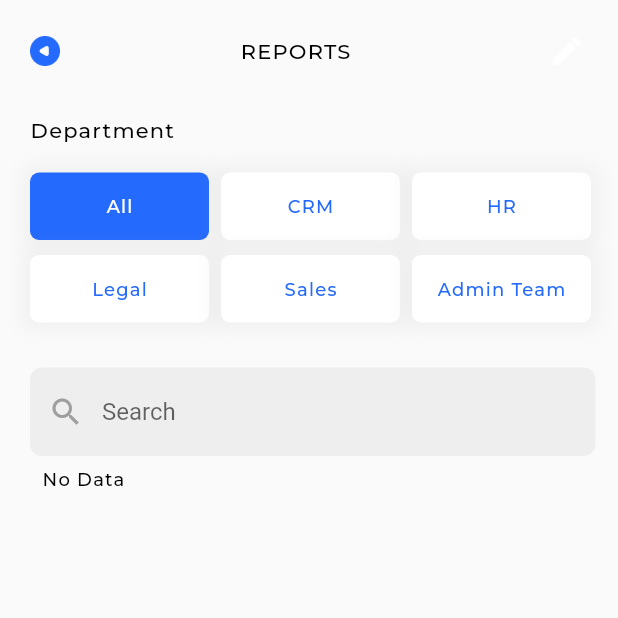
After one commit to swetanreddy/todo-app, a Flutter app: the Reports screen opened directly, on a phone screen of 412 x 824 dp, the top half of it. The commit adds this screen. Run offline on Flutter 3.47's test engine with Material 2 defaults, Android fonts, the phone set to English and light mode, and no system bars; our stand-ins replace cloud_firestore, file_picker, firebase_auth, firebase_core, firebase_messaging, flutter_datetime_picker and 6 more; accounts and stored records are empty.

Commit message:
reports page added

```diff
--- /dev/null
+++ b/lib/ui/reports.dart
@@ -0,0 +1,558 @@
+import 'package:cloud_firestore/cloud_firestore.dart';
+import 'package:flutter/material.dart';
+import 'package:todo/helpers/firebase_help.dart';
+import 'package:todo/helpers/theme.dart';
+
+class Reports extends StatefulWidget {
+  const Reports({Key? key}) : super(key: key);
+
+  @override
+  State<Reports> createState() => _ReportsState();
+}
+
+class _ReportsState extends State<Reports> {
+  String selected = 'All';
+  bool _isSelected = false;
+
+  var selectedUser = '';
+  String searchText = '';
+  TextEditingController _textEditingController = TextEditingController();
+  TextEditingController _searchController = TextEditingController();
+  @override
+  Widget build(BuildContext context) {
+    return Scaffold(
+      resizeToAvoidBottomInset: false,
+      body: SafeArea(
+        child: Padding(
+          padding: const EdgeInsets.only(top: 10, left: 20, right: 10),
+          child: Column(
+            crossAxisAlignment: CrossAxisAlignment.start,
+            children: [
+              Row(
+                mainAxisAlignment: MainAxisAlignment.spaceBetween,
+                children: [
+                  GestureDetector(
+                      child: Image(
+                        height: 20,
+                        width: 20,
+                        image: AssetImage(
+                          'assets/images/backarrow.png',
+                        ),
+                      ),
+                      onTap: () {
+                        // widget.setPageViewerFun();
+                        Navigator.of(context).pop();
+                      }),
+                  Text(
+                    'REPORTS',
+                    style: kHeadingFont.copyWith(color: black, fontSize: 14),
+                  ),
+                  IconButton(
+                    icon: const Icon(
+                      Icons.edit,
+                      color: Colors.white,
+                    ),
+                    onPressed: () {},
+                  ),
+                ],
+              ),
+              SizedBox(
+                height: 20,
+              ),
+              Text(
+                'Department',
+                style: kHeadingFont.copyWith(color: black, fontSize: 14),
+              ),
+              SizedBox(
+                height: 20,
+              ),
+              Row(
+                children: [
+                  Expanded(
+                      child: Padding(
+                    padding: const EdgeInsets.only(
+                      right: 8.0,
+                    ),
+                    child: GestureDetector(
+                      onTap: () {
+                        setState(() {
+                          selected = 'All';
+                        });
+                      },
+                      child: Container(
+                        height: 45,
+                        decoration: BoxDecoration(
+                            color: selected == 'All' ? primary : Colors.white,
+                            borderRadius: BorderRadius.all(Radius.circular(6)),
+                            boxShadow: [
+                              BoxShadow(
+                                color: Colors.grey.withOpacity(0.1),
+                                spreadRadius: 5,
+                                blurRadius: 10,
+                              )
+                            ]),
+                        child: Center(
+                            child: Text(
+                          'All',
+                          style: kHeadingFont.copyWith(
+                              color: selected == 'All' ? Colors.white : primary,
+                              fontWeight: FontWeight.w500),
+                        )),
+                      ),
+                    ),
+                  )),
+                  Expanded(
+                      child: Padding(
+                    padding: const EdgeInsets.only(
+                      right: 8.0,
+                    ),
+                    child: GestureDetector(
+                      onTap: () {
+                        setState(() {
+                          selected = 'CRM';
+                        });
+                      },
+                      child: Container(
+                        height: 45,
+                        decoration: BoxDecoration(
+                            color: selected == 'CRM' ? primary : Colors.white,
+                            borderRadius: BorderRadius.all(Radius.circular(6)),
+                            boxShadow: [
+                              BoxShadow(
+                                color: Colors.grey.withOpacity(0.1),
+                                spreadRadius: 5,
+                                blurRadius: 10,
+                              )
+                            ]),
+                        child: Center(
+                            child: Text(
+                          'CRM',
+                          style: kHeadingFont.copyWith(
+                              color: selected == 'CRM' ? Colors.white : primary,
+                              fontWeight: FontWeight.w500),
+                        )),
+                      ),
+                    ),
+                  )),
+                  Expanded(
+                      child: Padding(
+                    padding: const EdgeInsets.only(
+                      right: 8.0,
+                    ),
+                    child: GestureDetector(
+                      onTap: () {
+                        setState(() {
+                          selected = 'HR';
+                        });
+                      },
+                      child: Container(
+                        height: 45,
+                        decoration: BoxDecoration(
+                            color: selected == 'HR' ? primary : Colors.white,
+                            borderRadius: BorderRadius.all(Radius.circular(6)),
+                            boxShadow: [
+                              BoxShadow(
+                                color: Colors.grey.withOpacity(0.1),
+                                spreadRadius: 5,
+                                blurRadius: 10,
+                              )
+                            ]),
+                        child: Center(
+                            child: Text(
+                          'HR',
+                          style: kHeadingFont.copyWith(
+                              color: selected == 'HR' ? Colors.white : primary,
+                              fontWeight: FontWeight.w500),
+                        )),
+                      ),
+                    ),
+                  )),
+                ],
+              ),
+              SizedBox(
+                height: 10,
+              ),
+              Row(
+                children: [
+                  Expanded(
+                      child: Padding(
+                    padding: const EdgeInsets.only(
+                      right: 8.0,
+                    ),
+                    child: GestureDetector(
+                      onTap: () {
+                        setState(() {
+                          selected = 'Legal';
+                        });
+                      },
+                      child: Container(
+                        height: 45,
+                        decoration: BoxDecoration(
+                            color: selected == 'Legal' ? primary : Colors.white,
+                            borderRadius: BorderRadius.all(Radius.circular(6)),
+                            boxShadow: [
+                              BoxShadow(
+                                color: Colors.grey.withOpacity(0.1),
+                                spreadRadius: 5,
+                                blurRadius: 10,
+                              )
+                            ]),
+                        child: Center(
+                            child: Text(
+                          'Legal',
+                          style: kHeadingFont.copyWith(
+                              color:
+                                  selected == 'Legal' ? Colors.white : primary,
+                              fontWeight: FontWeight.w500),
+                        )),
+                      ),
+                    ),
+                  )),
+                  Expanded(
+                      child: Padding(
+                    padding: const EdgeInsets.only(
+                      right: 8.0,
+                    ),
+                    child: GestureDetector(
+                      onTap: () {
+                        setState(() {
+                          selected = 'Sales';
+                        });
+                      },
+                      child: Container(
+                        height: 45,
+                        decoration: BoxDecoration(
+                            color: selected == 'Sales' ? primary : Colors.white,
+                            borderRadius: BorderRadius.all(Radius.circular(6)),
+                            boxShadow: [
+                              BoxShadow(
+                                color: Colors.grey.withOpacity(0.1),
+                                spreadRadius: 5,
+                                blurRadius: 10,
+                              )
+                            ]),
+                        child: Center(
+                            child: Text(
+                          'Sales',
+                          style: kHeadingFont.copyWith(
+                              color:
+                                  selected == 'Sales' ? Colors.white : primary,
+                              fontWeight: FontWeight.w500),
+                        )),
+                      ),
+                    ),
+                  )),
+                  Expanded(
+                      child: Padding(
+                    padding: const EdgeInsets.only(
+                      right: 8.0,
+                    ),
+                    child: GestureDetector(
+                      onTap: () {
+                        setState(() {
+                          selected = 'AdminTeam';
+                        });
+                      },
+                      child: Container(
+                        height: 45,
+                        decoration: BoxDecoration(
+                            color: selected == 'AdminTeam'
+                                ? primary
+                                : Colors.white,
+                            borderRadius: BorderRadius.all(Radius.circular(6)),
+                            boxShadow: [
+                              BoxShadow(
+                                color: Colors.grey.withOpacity(0.1),
+                                spreadRadius: 5,
+                                blurRadius: 10,
+                              )
+                            ]),
+                        child: Center(
+                            child: Text(
+                          'Admin Team',
+                          style: kHeadingFont.copyWith(
+                              color: selected == 'AdminTeam'
+                                  ? Colors.white
+                                  : primary,
+                              fontWeight: FontWeight.w500),
+                        )),
+                      ),
+                    ),
+                  )),
+                ],
+              ),
+              SizedBox(
+                height: 30,
+              ),
+              Padding(
+                padding: const EdgeInsets.only(right: 5.0),
+                child: TextField(
+                  controller: _searchController,
+                  onChanged: (value) {
+                    setState(() {
+                      searchText = value;
+                    });
+                  },
+                  decoration: InputDecoration(
+                    prefixIcon: const Icon(
+                      Icons.search,
+                      color: Colors.grey,
+                    ),
+                    hintText: 'Search',
+                    fillColor: Colors.grey.shade200,
+                    filled: true,
+                    border: OutlineInputBorder(
+                      borderSide: BorderSide.none,
+                      borderRadius: BorderRadius.circular(8),
+                    ),
+                  ),
+                ),
+              ),
+
+              Expanded(
+                child: SingleChildScrollView(
+                  physics: ScrollPhysics(),
+                  child: StreamBuilder<QuerySnapshot>(
+                    stream:
+                        DbQuery.instanace.getEmployeesByDept('users', selected),
+                    builder: (context, snapshot) {
+                      if (snapshot.hasError) {
+                        return Text('Error ${snapshot.error}');
+                      }
+                      if (snapshot.hasData &&
+                          snapshot.connectionState == ConnectionState.active) {
+                        print(
+                            '==>what is length of  ${snapshot.data?.docs.length}');
+                        if (snapshot.data?.docs.length == 0) {
+                          return Padding(
+                            padding: const EdgeInsets.all(8.0),
+                            child: Column(
+                              crossAxisAlignment: CrossAxisAlignment.start,
+                              mainAxisAlignment: MainAxisAlignment.start,
+                              children: [
+                                Text(
+                                  'No Data',
+                                  style: kHeadingFont.copyWith(color: black),
+                                ),
+                              ],
+                            ),
+                          );
+                        }
+                        var sortedSnap = snapshot.data?.docs;
+                        if (searchText.length > 0) {
+                          sortedSnap = sortedSnap?.where((element) {
+                            return element
+                                .get('name')
+                                .toString()
+                                .toLowerCase()
+                                .contains(searchText.toLowerCase());
+                          }).toList();
+                        }
+
+                        // sortedSnap?.sort((a, b) =>
+                        //     int.parse(a['matchDetails']['date'])
+                        //         .compareTo(int.parse(b['matchDetails']['date'])));
+
+                        return Padding(
+                          padding: const EdgeInsets.only(bottom: 10.0, left: 2),
+                          child: Column(
+                            children: [
+                              //  add banner
+
+                              // _enabled ? dummyListViewCell() : Container(),
+
+                              // for (var contestTitle in [
+                              //   // "series",
+                              //   "matches"
+                              // ].toSet().toList())
+                              Padding(
+                                padding: const EdgeInsets.only(
+                                    bottom: 16.0, left: 8, right: 8),
+                                child: Column(
+                                  children: [
+                                    ListView.builder(
+                                      physics: NeverScrollableScrollPhysics(),
+                                      itemCount: sortedSnap?.length,
+                                      shrinkWrap: true,
+                                      scrollDirection: Axis.vertical,
+                                      itemBuilder:
+                                          (BuildContext context, int index) {
+                                        // DocumentSnapshot ds =
+                                        //     snapshot.data
+                                        //         .docs[index];
+                                        // _enabled = false;
+                                        var ds = sortedSnap![index];
+                                        // var type;
+                                        // try {
+                                        //   type = ds['type'] ?? 'matches';
+                                        // } catch (e) {
+                                        //   type = 'matches';
+                                        // }
+                                        var name = ds['name'] != null
+                                            ? ds['name']
+                                            : null;
+
+                                        var roles = ds
+                                                .data()
+                                                .toString()
+                                                .contains('roles')
+                                            ? ds['roles']
+                                            : ['no dept'];
+                                        return Padding(
+                                          padding: const EdgeInsets.only(
+                                              bottom: 0.0),
+                                          child: (GestureDetector(
+                                              onTap: () {
+                                                setState(() {
+                                                  selectedUser = ds['name'];
+                                                });
+                                                // widget.assignedToDetailsFun(ds);
+                                                // widget.setPageViewerFun();
+                                              },
+                                              // child: type ==
+                                              //         'series'
+                                              //     ? seriesCard(
+                                              //         ds)
+                                              //     : matchCard(
+                                              //         ds),
+
+                                              child: LabeledCheckbox(
+                                                label: '${name}',
+                                                roles: roles,
+                                                padding:
+                                                    const EdgeInsets.symmetric(
+                                                        horizontal: 0.0,
+                                                        vertical: 10),
+                                                value:
+                                                    selectedUser == ds['name'],
+                                                // onChanged: (bool newValue) {
+                                                //   setState(() {
+                                                //     _isSelected = newValue;
+                                                //   });
+                                                // },
+                                              )
+                                              // child: homeTeamCardW('started', false, false,  ds['matchDetails']['team_1_pic'],ds['matchDetails']['team_2_pic'], ds['matchDetails']['team-1'],ds['matchDetails']['team-2'],ds['matchDetails']['date'],ds['matchDetails']['dispTitle'] )
+                                              )),
+                                        );
+                                      },
+                                    ),
+                                  ],
+                                ),
+                              ),
+                            ],
+                          ),
+                        );
+                      }
+                      // return ShimmerWidgetMatch();
+                      return Text(
+                        'No Data',
+                        style: kHeadingFont.copyWith(color: black),
+                      );
+                    },
+                  ),
+                ),
+              )
+              // LabeledCheckbox(
+              //   label: 'David Smith',
+              //   padding: const EdgeInsets.symmetric(horizontal: 20.0,vertical: 0),
+              //   value: _isSelected,
+              //   onChanged: (bool newValue) {
+              //     setState(() {
+              //       _isSelected = newValue;
+              //     });
+              //   },
+              // ),
+              // LabeledCheckbox(
+              //   label: 'Sami Rafi',
+              //   padding: const EdgeInsets.symmetric(horizontal: 20.0,vertical: 10),
+              //   value: _isSelected,
+              //   onChanged: (bool newValue) {
+              //     setState(() {
+              //       _isSelected = newValue;
+              //     });
+              //   },
+              // ),
+              // LabeledCheckbox(
+              //   label: 'Mike Jenson',
+              //   padding: const EdgeInsets.symmetric(horizontal: 20.0,vertical: 0),
+              //   value: _isSelected,
+              //   onChanged: (bool newValue) {
+              //     setState(() {
+              //       _isSelected = newValue;
+              //     });
+              //   },
+              // ),
+              // LabeledCheckbox(
+              //   label: 'Micheal Scott',
+              //   padding: const EdgeInsets.symmetric(horizontal: 20.0,vertical: 10),
+              //   value: _isSelected,
+              //   onChanged: (bool newValue) {
+              //     setState(() {
+              //       _isSelected = newValue;
+              //     });
+              //   },
+              // ),
+            ],
+          ),
+        ),
+      ),
+    );
+  }
+}
+
+class LabeledCheckbox extends StatelessWidget {
+  const LabeledCheckbox({
+    Key? key,
+    required this.label,
+    required this.roles,
+    required this.padding,
+    required this.value,
+    //  this.onChanged,
+  }) : super(key: key);
+
+  final String label;
+  final roles;
+  final EdgeInsets padding;
+  final bool value;
+  // final ValueChanged<bool> onChanged;
+
+  @override
+  Widget build(BuildContext context) {
+    return InkWell(
+      child: Padding(
+        padding: padding,
+        child: Row(
+          children: <Widget>[
+            Container(
+              height: 43,
+              width: 43,
+              child: Image.asset(
+                'assets/images/profile.png',
+                fit: BoxFit.cover,
+              ),
+            ),
+            Expanded(
+                child: Padding(
+              padding: const EdgeInsets.all(8.0),
+              child: Column(
+                crossAxisAlignment: CrossAxisAlignment.start,
+                mainAxisAlignment: MainAxisAlignment.start,
+                children: [
+                  Text(
+                    label,
+                    style: kHeadingFont.copyWith(color: black),
+                  ),
+                  Text(
+                    roles[0],
+                    style: kSubTitleFont.copyWith(color: black),
+                  ),
+                ],
+              ),
+            )),
+            Text("Done 10/12")
+          ],
+        ),
+      ),
+    );
+  }
+}
--- a/lib/ui/tasksfilterTeam/teamAllTasks.dart
+++ b/lib/ui/tasksfilterTeam/teamAllTasks.dart
@@ -19,7 +19,7 @@ class _AllTasksTeamState extends State<AllTasksTeam> {
     var x = await DbQuery.instanace
         .getLoggedInUserDetails(FirebaseAuth.instance.currentUser?.uid);
     setState(() {
-      dept = "${x[0].data()['department'][0]}";
+      dept = "${x[0].data()['department']}";
     });
     setState(() {});
     print("ewfwfe data is ${x[0].data()['department']}");
```
Also changed, not shown: lib/main.dart (+5 -3 lines), lib/ui/CreateTask.dart (+8 -9 lines), lib/ui/HomePage.dart (+9 -8 lines), lib/ui/filters.dart (+67 -41 lines).
